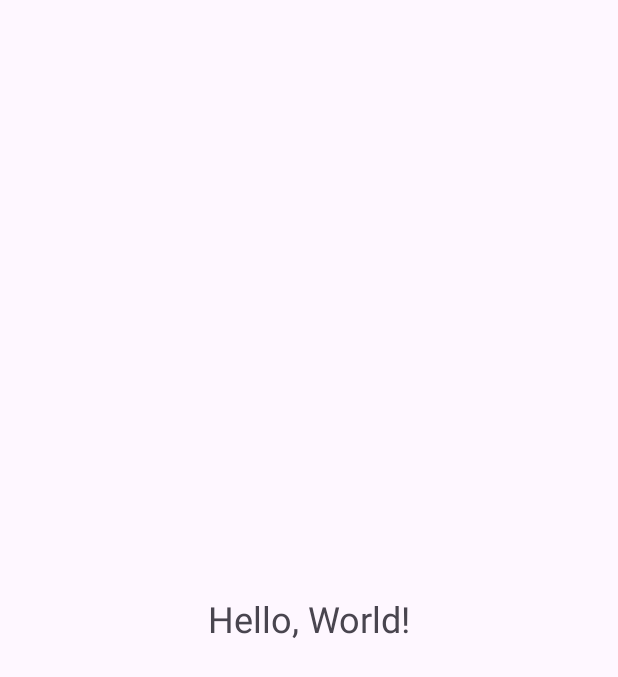
After one commit to Tiimoshaa/FishMapApp, an Android app: the SecondActivity screen opened directly, with no data from a screen before it, on a phone screen of 412 x 824 dp. The commit adds this screen. Shown: the top 677 px of the screen. Run offline under Robolectric (Android 15) with nearby library versions, the phone set to English and light mode, and no system bars.

Commit message:
Second_Activity

```diff
--- a/app/src/main/AndroidManifest.xml
+++ b/app/src/main/AndroidManifest.xml
@@ -12,6 +12,11 @@
         android:supportsRtl="true"
         android:theme="@style/Theme.FishApp"
         tools:targetApi="31">
+
+        <activity android:name=".SecondActivity" />
+
+            android:name=".MainActivity2"
+            android:exported="false" />
         <activity
             android:name=".MainActivity"
             android:exported="true">
--- a/app/src/main/java/com/example/fishapp/MainActivity.kt
+++ b/app/src/main/java/com/example/fishapp/MainActivity.kt
@@ -1,15 +1,11 @@
 package com.example.fishapp
 
+import android.content.Intent
 import android.os.Bundle
-import androidx.activity.enableEdgeToEdge
-import androidx.appcompat.app.AppCompatActivity
-import androidx.core.view.ViewCompat
-import androidx.core.view.WindowInsetsCompat
 import android.widget.Button
 import android.widget.EditText
 import android.widget.Toast
-
-
+import androidx.appcompat.app.AppCompatActivity
 
 class MainActivity : AppCompatActivity() {
     override fun onCreate(savedInstanceState: Bundle?) {
@@ -25,7 +21,9 @@ class MainActivity : AppCompatActivity() {
             val password = passwordInput.text.toString()
 
             if (username.isNotEmpty() && password.isNotEmpty()) {
-                Toast.makeText(this, "Добро пожаловать, $username!", Toast.LENGTH_SHORT).show()
+                // Переход на следующую активность
+                val intent = Intent(this, SecondActivity::class.java)
+                startActivity(intent)
             } else {
                 Toast.makeText(this, "Заполните все поля", Toast.LENGTH_SHORT).show()
             }
--- /dev/null
+++ b/app/src/main/java/com/example/fishapp/SecondActivity.kt
@@ -0,0 +1,11 @@
+package com.example.fishapp
+
+import android.os.Bundle
+import androidx.appcompat.app.AppCompatActivity
+
+class SecondActivity : AppCompatActivity() {
+    override fun onCreate(savedInstanceState: Bundle?) {
+        super.onCreate(savedInstanceState)
+        setContentView(R.layout.activity_second)
+    }
+}
--- /dev/null
+++ b/app/src/main/res/layout/activity_second.xml
@@ -0,0 +1,20 @@
+<?xml version="1.0" encoding="utf-8"?>
+<androidx.constraintlayout.widget.ConstraintLayout
+    xmlns:android="http://schemas.android.com/apk/res/android"
+    xmlns:app="http://schemas.android.com/apk/res-auto"
+    xmlns:tools="http://schemas.android.com/tools"
+    android:layout_width="match_parent"
+    android:layout_height="match_parent"
+    tools:context=".SecondActivity">
+
+    <TextView
+        android:id="@+id/helloText"
+        android:layout_width="wrap_content"
+        android:layout_height="wrap_content"
+        android:text="Hello, World!"
+        android:textSize="24sp"
+        app:layout_constraintTop_toTopOf="parent"
+        app:layout_constraintStart_toStartOf="parent"
+        app:layout_constraintEnd_toEndOf="parent"
+        app:layout_constraintBottom_toBottomOf="parent" />
+</androidx.constraintlayout.widget.ConstraintLayout>
```
